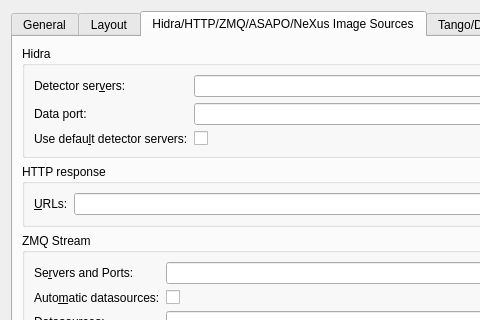
This is lavuelib/ui/ConfigDialog.ui in syncope/lavue as Qt 5 draws it before an edit; both pictures show x 0 to 480 and y 0 to 320 of the 1102 by 776 pixel window. The edited form follows.
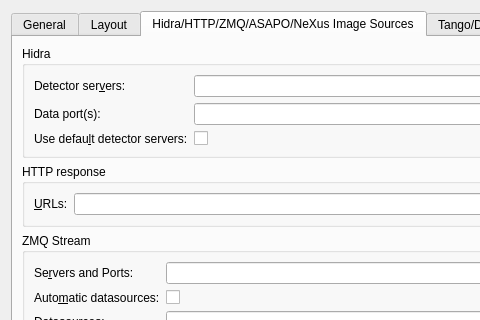
This is the edited form. The open tabs and pages were chosen to show the change.

```diff
--- a/lavuelib/ui/ConfigDialog.ui
+++ b/lavuelib/ui/ConfigDialog.ui
@@ -1623,7 +1623,7 @@
                  <string>&lt;html&gt;&lt;head/&gt;&lt;body&gt;&lt;p&gt;HIDRA data port&lt;/p&gt;&lt;/body&gt;&lt;/html&gt;</string>
                 </property>
                 <property name="text">
-                 <string>Data port:</string>
+                 <string>Data port(s):</string>
                 </property>
                 <property name="buddy">
                  <cstring>hidraportLineEdit</cstring>
```
Left out of the diff: 2 changed lines with no effect on the pictures.
